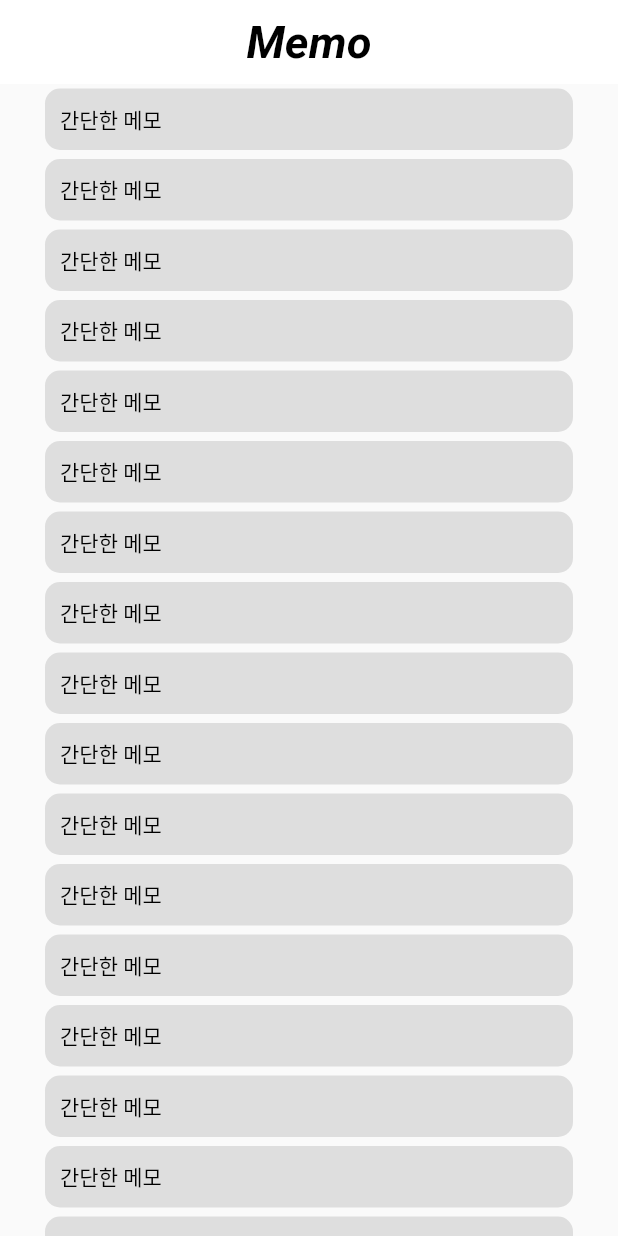
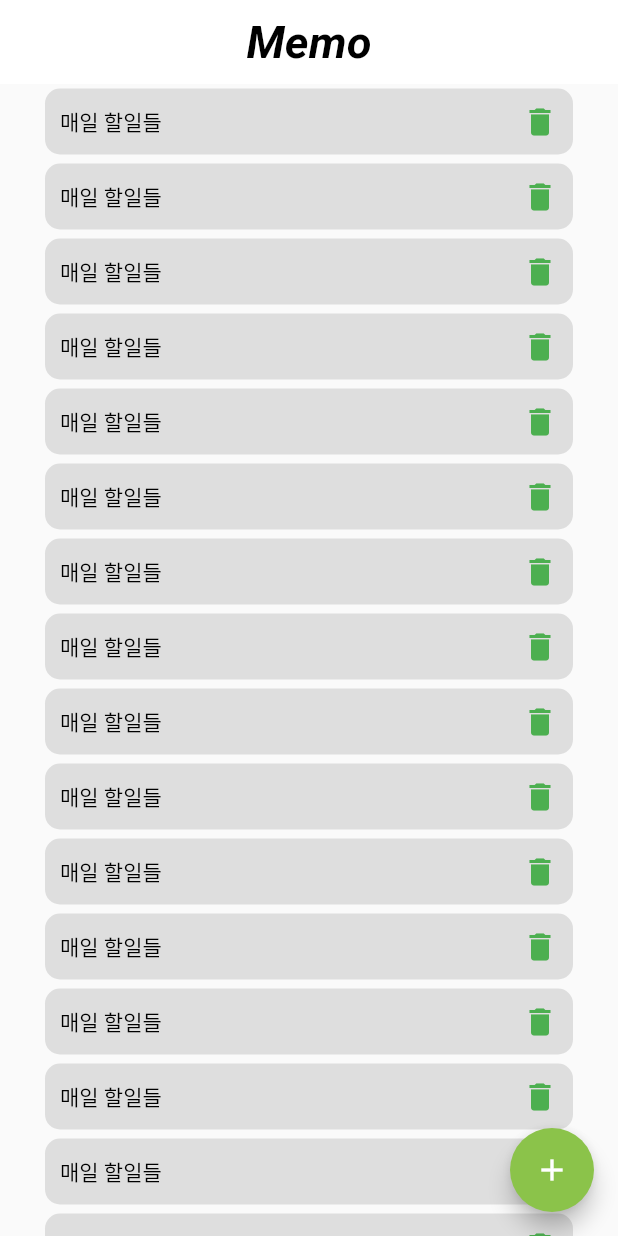
Before and after one commit to hyojuseo/simple_calendar_memo_app, a Flutter app: the Memo screen opened directly, on a phone screen of 412 x 824 dp. Run offline on Flutter 3.47's test engine with Material 2 defaults, Android fonts, the phone set to English and light mode, and no system bars; our stand-ins replace get, table_calendar.

Commit message:
memo ui - floating button add, delete_icon add

```diff
--- a/lib/pages/memo.dart
+++ b/lib/pages/memo.dart
@@ -10,16 +10,29 @@ const TextStyle _titleStyle = TextStyle(
 class Memo extends StatelessWidget {
   const Memo({Key? key}) : super(key: key);
 
-  @override
-  Widget build(BuildContext context) {
-    return Scaffold(
-      appBar: AppBar(
-        title: const Text('Memo', style: _titleStyle),
-        centerTitle: true,
-        elevation: 0,
-        //backgroundColor: Colors.lightGreen,
+  Future<void> _addMemo(BuildContext context) {
+    return showDialog(
+      context: context,
+      builder: (context) {
+        return AlertDialog(
+          title: const Text(
+            '메모 추가',
+            style: TextStyle(fontSize: 15, fontWeight: FontWeight.bold),
           ),
-      body: SingleChildScrollView(
+          content: TextField(
+            autofocus: true,
+            decoration: const InputDecoration(
+              hintText: '내용을 입력하세요',
+            ),
+            onSubmitted: (String text) {},
+          ),
+        );
+      },
+    );
+  }
+
+  Widget _memoList() {
+    return SingleChildScrollView(
       scrollDirection: Axis.vertical,
       child: Column(
         crossAxisAlignment: CrossAxisAlignment.stretch,
@@ -33,14 +46,42 @@ class Memo extends StatelessWidget {
                 color: Colors.grey.withOpacity(0.3),
                 borderRadius: BorderRadius.circular(10),
               ),
-                child: const Text(
-                  '간단한 메모',
+              child: Row(
+                mainAxisAlignment: MainAxisAlignment.spaceBetween,
+                children: const [
+                  Text(
+                    '매일 할일들',
                     style: TextStyle(color: Colors.black),
+                  ),
+                  Icon(
+                    Icons.delete,
+                    color: Colors.green,
+                  ),
+                ],
               ),
             ),
           );
         }),
       ),
+    );
+  }
+
+  @override
+  Widget build(BuildContext context) {
+    return Scaffold(
+      appBar: AppBar(
+        title: const Text('Memo', style: _titleStyle),
+        centerTitle: true,
+        elevation: 0,
+        //backgroundColor: Colors.lightGreen,
+      ),
+      body: _memoList(),
+      floatingActionButton: FloatingActionButton(
+        backgroundColor: Colors.lightGreen,
+        child: const Icon(Icons.add),
+        onPressed: () {
+          _addMemo(context);
+        },
       ),
     );
   }
--- a/pubspec.yaml
+++ b/pubspec.yaml
@@ -37,6 +37,10 @@ dependencies:
   get: ^4.6.1
   table_calendar: ^3.0.5
   intl: ^0.17.0
+  flutter_lints: ^1.0.0
+  hive_generator: ^1.1.2
+  build_runner: ^2.1.10
+
 
 dev_dependencies:
   flutter_test:
```
Also changed, not shown: lib/pages/calendar.dart (+28 -10 lines), pubspec.lock. Lines whose indentation alone changed are shown as unchanged.
